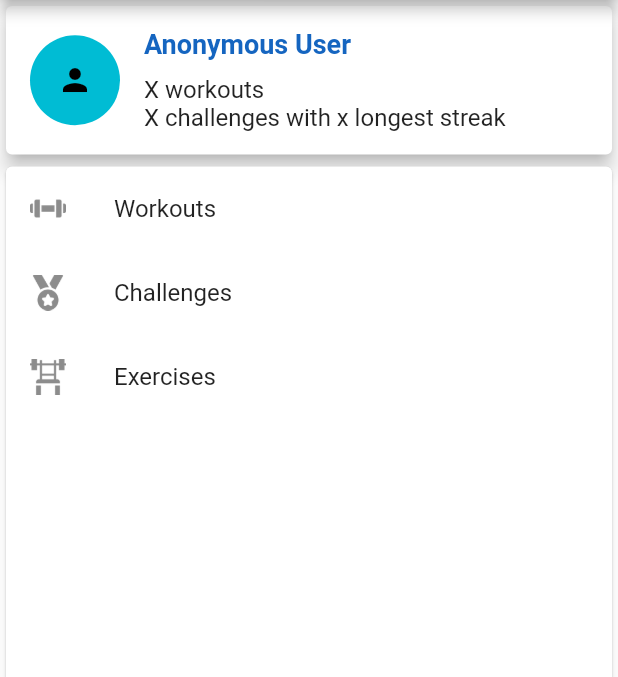
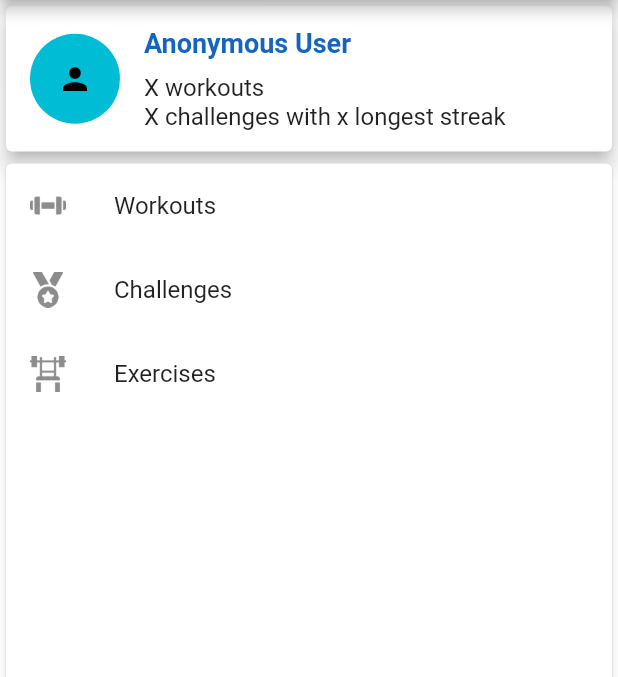
Before and after one commit to fwindolf/stronk, a Flutter app: the ProfileScreen screen opened by its route, on a phone screen of 412 x 824 dp, the part 84-761 px from its top. Run offline on Flutter 3.47's test engine with Material 2 defaults, Android fonts, the phone set to English and light mode, and no system bars; our stand-ins replace cloud_firestore, firebase_auth, firebase_core, flutter_hooks, flutter_riverpod, flutter_speed_dial and 5 more; accounts and stored records are empty; network calls fail; statements that could not run were skipped.

Commit message:
Fix layout in user profile

```diff
--- a/lib/app/common_widgets/user_overview_widget.dart
+++ b/lib/app/common_widgets/user_overview_widget.dart
@@ -22,7 +22,7 @@ class UserOverviewWidget extends ConsumerWidget {
     return Card(
       elevation: 5,
       child: Padding(
-        padding: const EdgeInsets.symmetric(vertical: 15.0),
+        padding: const EdgeInsets.symmetric(vertical: 14.0),
         child: Row(
           children: [
             Padding(
@@ -37,11 +37,13 @@ class UserOverviewWidget extends ConsumerWidget {
                 ),
               ),
             ),
-            Column(
-              mainAxisAlignment: MainAxisAlignment.center,
+            Expanded(
+              child: Column(
+                mainAxisSize: MainAxisSize.min,
                 crossAxisAlignment: CrossAxisAlignment.start,
                 children: [
-                Text(
+                  Flexible(
+                    child: Text(
                       userName,
                       style: Theme.of(context).textTheme.headline5?.copyWith(
                             fontSize: 18,
@@ -49,24 +51,34 @@ class UserOverviewWidget extends ConsumerWidget {
                             color: Theme.of(context).colorScheme.secondary,
                           ),
                     ),
-                Expanded(
+                    flex: 1,
+                  ),
+                  Flexible(
                     child: Container(
                       constraints: BoxConstraints(maxHeight: 10.0),
                     ),
+                    flex: 1,
                   ),
-                Text(
+                  Flexible(
+                    child: Text(
                       "X workouts",
                       style: Theme.of(context).textTheme.headline5?.copyWith(
                             fontSize: 16,
                           ),
                     ),
-                Text(
+                    flex: 1,
+                  ),
+                  Flexible(
+                    child: Text(
                       "X challenges with x longest streak",
                       style: Theme.of(context).textTheme.headline5?.copyWith(
                             fontSize: 16,
                           ),
+                    ),
+                    flex: 1,
                   )
                 ],
+              ),
             )
           ],
         ),
--- a/lib/app/profile/profile_screen.dart
+++ b/lib/app/profile/profile_screen.dart
@@ -25,6 +25,7 @@ class ProfileScreen extends StatelessWidget {
       ),
       drawer: DefaultDrawer(),
       body: Column(
+        mainAxisSize: MainAxisSize.min,
         children: <Widget>[
           UserOverviewWidget(),
           Expanded(
```
Lines whose indentation alone changed are shown as unchanged.
